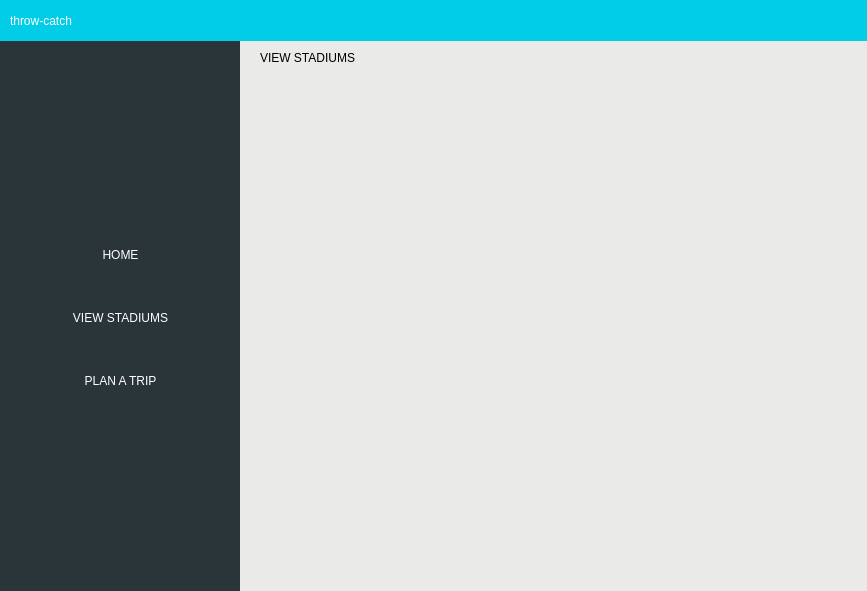
First picture: the form in src/form/mainwindow.ui, repository theozornelas/throw-catch, before the edit.
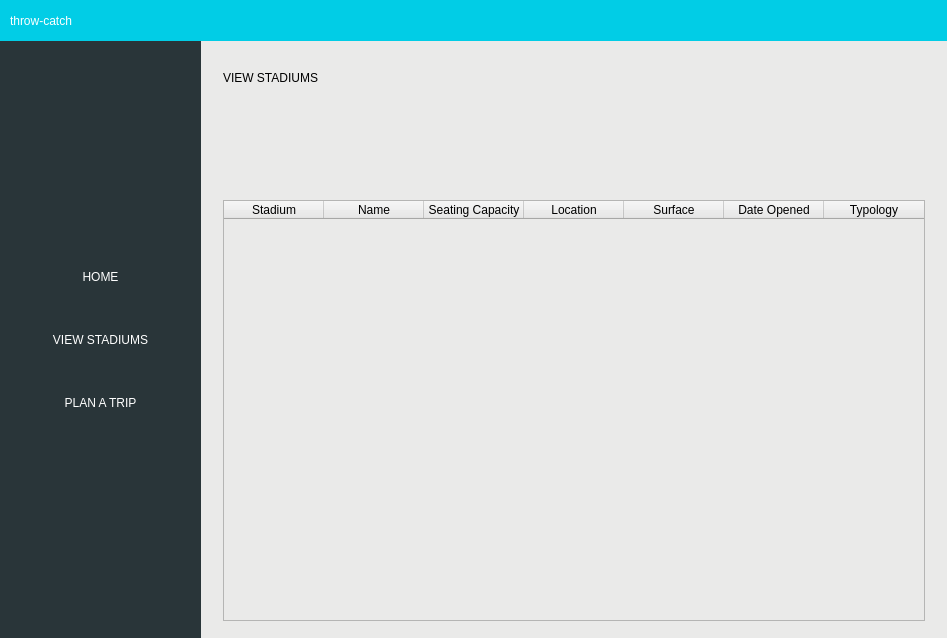
Second picture: the form after the edit. The open tabs and pages were chosen to show the change.

Commit message: #3 added typology attribute to sql and stadium, table is added

Diff of the .ui file:
```diff
--- a/src/form/mainwindow.ui
+++ b/src/form/mainwindow.ui
@@ -6,8 +6,8 @@
    <rect>
     <x>0</x>
     <y>0</y>
-    <width>867</width>
-    <height>591</height>
+    <width>947</width>
+    <height>638</height>
    </rect>
   </property>
   <property name="windowTitle">
@@ -34,8 +34,8 @@
      <rect>
       <x>0</x>
       <y>20</y>
-      <width>241</width>
-      <height>581</height>
+      <width>201</width>
+      <height>621</height>
      </rect>
     </property>
     <property name="styleSheet">
@@ -57,9 +57,9 @@
       <property name="geometry">
        <rect>
         <x>0</x>
-        <y>-10</y>
-        <width>251</width>
-        <height>631</height>
+        <y>12</y>
+        <width>201</width>
+        <height>613</height>
        </rect>
       </property>
       <property name="styleSheet">
@@ -79,7 +79,7 @@
         <rect>
          <x>0</x>
          <y>214</y>
-         <width>241</width>
+         <width>201</width>
          <height>61</height>
         </rect>
        </property>
@@ -92,7 +92,7 @@
         <rect>
          <x>0</x>
          <y>340</y>
-         <width>241</width>
+         <width>201</width>
          <height>61</height>
         </rect>
        </property>
@@ -105,7 +105,7 @@
         <rect>
          <x>0</x>
          <y>277</y>
-         <width>241</width>
+         <width>201</width>
          <height>61</height>
         </rect>
        </property>
@@ -120,10 +120,10 @@
    <widget class="QStackedWidget" name="display">
     <property name="geometry">
      <rect>
-      <x>240</x>
-      <y>20</y>
-      <width>631</width>
-      <height>571</height>
+      <x>203</x>
+      <y>40</y>
+      <width>801</width>
+      <height>596</height>
      </rect>
     </property>
     <property name="styleSheet">
@@ -160,6 +160,54 @@
        <string>VIEW STADIUMS</string>
       </property>
      </widget>
+     <widget class="QTableWidget" name="viewStadiumsList">
+      <property name="geometry">
+       <rect>
+        <x>20</x>
+        <y>160</y>
+        <width>702</width>
+        <height>421</height>
+       </rect>
+      </property>
+      <property name="sortingEnabled">
+       <bool>true</bool>
+      </property>
+      <column>
+       <property name="text">
+        <string>Stadium</string>
+       </property>
+      </column>
+      <column>
+       <property name="text">
+        <string>Name</string>
+       </property>
+      </column>
+      <column>
+       <property name="text">
+        <string>Seating Capacity</string>
+       </property>
+      </column>
+      <column>
+       <property name="text">
+        <string>Location</string>
+       </property>
+      </column>
+      <column>
+       <property name="text">
+        <string>Surface</string>
+       </property>
+      </column>
+      <column>
+       <property name="text">
+        <string>Date Opened</string>
+       </property>
+      </column>
+      <column>
+       <property name="text">
+        <string>Typology</string>
+       </property>
+      </column>
+     </widget>
     </widget>
    </widget>
    <widget class="QFrame" name="headerFrame">
@@ -167,7 +215,7 @@
      <rect>
       <x>0</x>
       <y>0</y>
-      <width>871</width>
+      <width>951</width>
       <height>41</height>
      </rect>
     </property>
```
The commit also changes 7 other files.
